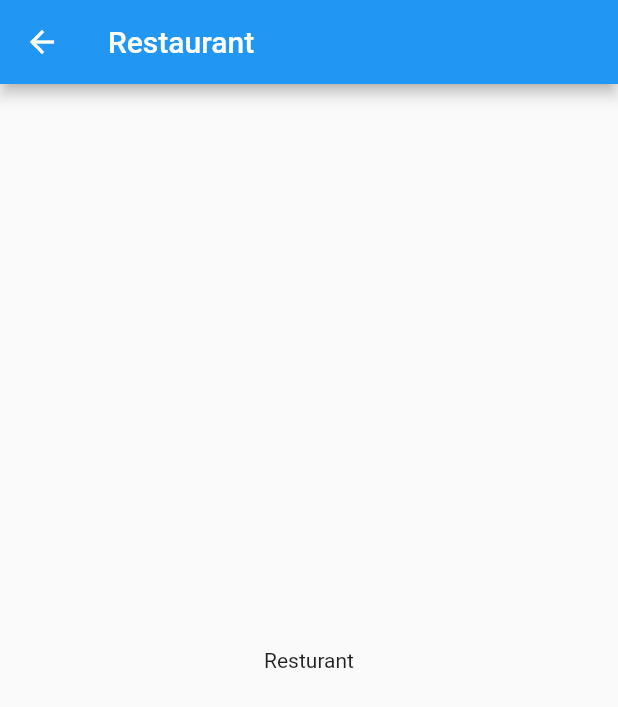
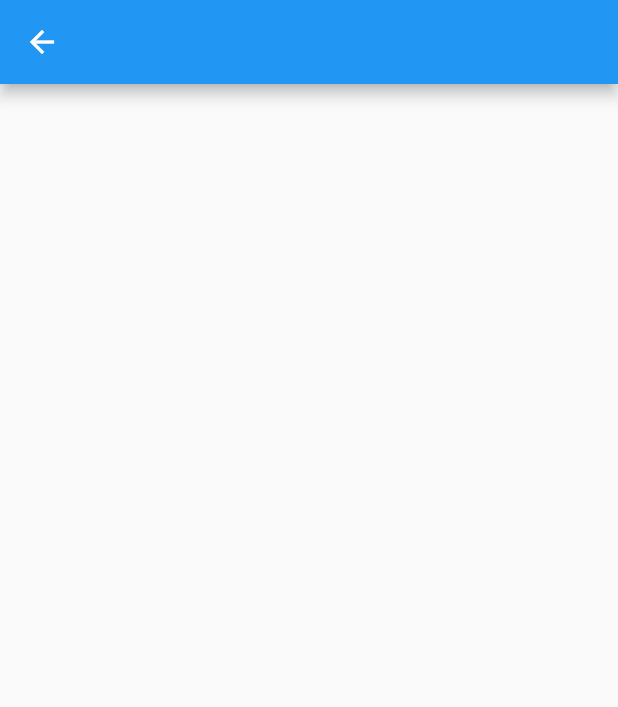
Before and after one commit to MaxwellGrimm/whats_for_lunch, a Flutter app: the RestaurantView screen opened directly, on a phone screen of 412 x 824 dp. Shown: the top 707 px of the screen. Run offline on Flutter 3.47's test engine with Material 2 defaults, Android fonts, the light colour scheme and no system bars; our stand-ins replace flutter_fortune_wheel, rxdart.

Commit message:
Send Spin To RestaurantView

```diff
--- a/lib/MainModel.dart
+++ b/lib/MainModel.dart
@@ -4,4 +4,6 @@ import 'Restaurant.dart';
 
 class MainModel extends ChangeNotifier {
   MainModel();
+
+  List<Restaurant> resturantsNear = [];
 }
--- a/lib/RestaurantView.dart
+++ b/lib/RestaurantView.dart
@@ -3,16 +3,19 @@ import 'package:provider/provider.dart';
 import 'MainModel.dart';
 
 class RestaurantView extends StatelessWidget {
-  const RestaurantView({super.key});
+  String restaurantName;
+  RestaurantView({super.key, this.restaurantName = ''});
 
   Widget build(BuildContext context) {
     return Scaffold(
-      appBar: AppBar(
-        title: const Text('Restaurant'),
-      ),
-      body: const Center(
-       child: Text('Resturant'),
-      ),
-    );
+        appBar: AppBar(
+          title: Text(restaurantName),
+        ),
+        body: Column(
+            mainAxisAlignment: MainAxisAlignment.spaceAround,
+            crossAxisAlignment: CrossAxisAlignment.center,
+            children: [
+              SizedBox(height: 300, child: Text(restaurantName)),
+            ]));
   }
 }
--- a/pubspec.yaml
+++ b/pubspec.yaml
@@ -38,6 +38,7 @@ dependencies:
   cupertino_icons: ^1.0.2
   provider: ^6.0.4
   flutter_fortune_wheel: ^1.2.0
+  rxdart: ^0.27.5
 
 dev_dependencies:
   flutter_test:
```
Also changed, not shown: lib/SpinPage.dart (+23 -23 lines), pubspec.lock.
